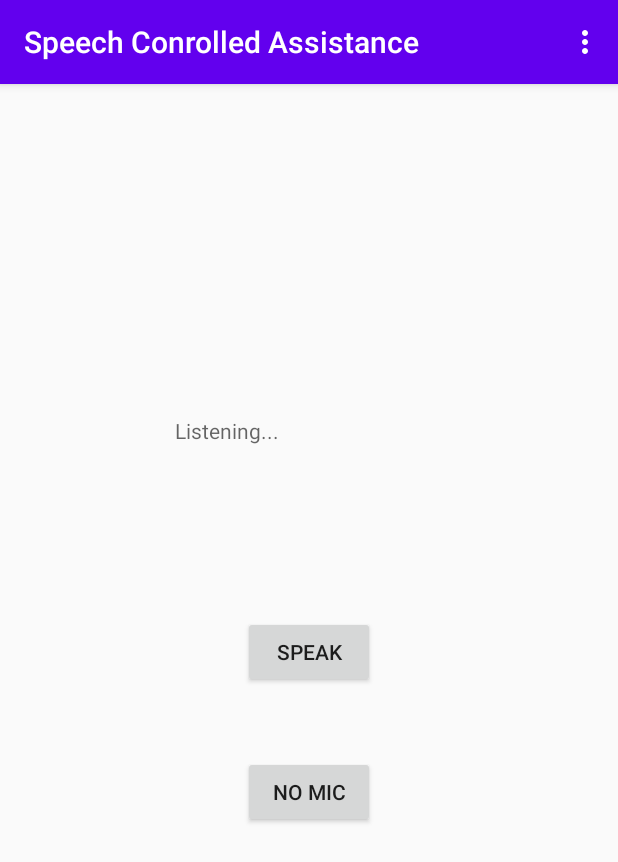
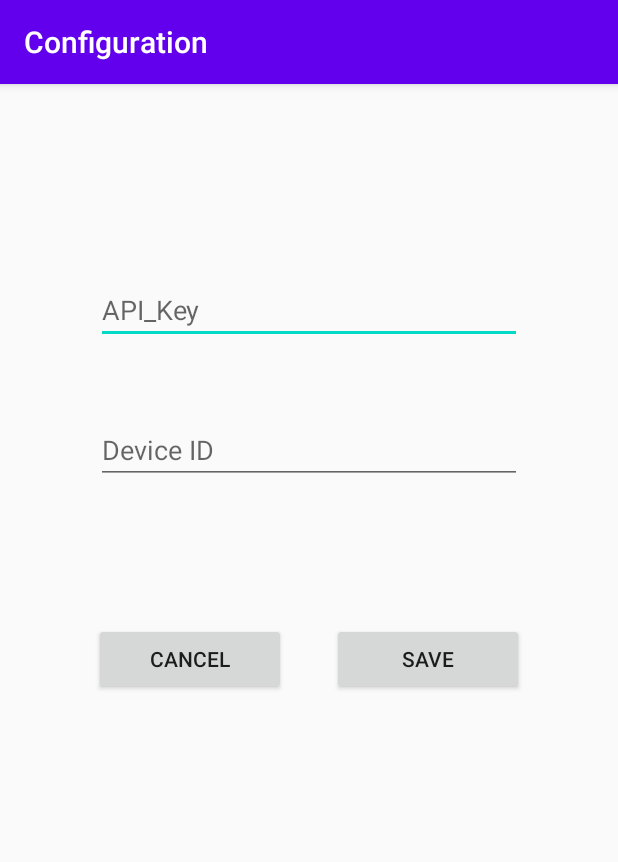
Before and after one commit to ABD-01/Android-Speech-Controlled-Assistance, an Android app: the screen it shows after launch (MainActivity before the commit, ConfigureActivity after it), in the options menu, after a tap on "Configure", on a phone screen of 412 x 824 dp. Shown: the top 862 px of the screen. Run offline under Robolectric (Android 15) with nearby library versions, the phone set to English and light mode, and no system bars.

Commit message:
Added Configure Activity For adding and updating API_KEY and Device ID 	modified:   app/src/main/AndroidManifest.xml 	new file:   app/src/main/java/com/example/speechconrolledassistance/ConfigureActivity.java 	modified:   app/src/main/java/com/example/speechconrolledassistance/MainActivity.java 	new file:   app/src/main/res/layout/activity_configure.xml

```diff
--- a/app/src/main/AndroidManifest.xml
+++ b/app/src/main/AndroidManifest.xml
@@ -9,6 +9,10 @@
         android:roundIcon="@mipmap/ic_launcher_round"
         android:supportsRtl="true"
         android:theme="@style/AppTheme">
+        <activity
+            android:name=".ConfigureActivity"
+            android:label="Configuration">
+        </activity>
         <activity android:name=".MainActivity">
             <intent-filter>
                 <action android:name="android.intent.action.MAIN" />
--- /dev/null
+++ b/app/src/main/java/com/example/speechconrolledassistance/ConfigureActivity.java
@@ -0,0 +1,76 @@
+package com.example.speechconrolledassistance;
+
+import android.content.SharedPreferences;
+import android.os.Bundle;
+import android.text.TextUtils;
+import android.view.View;
+import android.widget.Button;
+import android.widget.EditText;
+import android.widget.Toast;
+
+import androidx.appcompat.app.AppCompatActivity;
+
+public class ConfigureActivity extends AppCompatActivity {
+
+    public static final String SHARED_PREFS = "sharedConfig";
+    public static final String APIKEY = "API_KEY";
+    public static final String DEVICEID = "DeviceID";
+
+    EditText apiKey;
+    EditText deviceId;
+    Button save;
+    Button cancel;
+
+    @Override
+    protected void onCreate(Bundle savedInstanceState) {
+        super.onCreate(savedInstanceState);
+        setContentView(R.layout.activity_configure);
+        apiKey = findViewById(R.id.apikey);
+        deviceId = findViewById(R.id.deviceid);
+        save = findViewById(R.id.saveconfig);
+        cancel = findViewById(R.id.cancel);
+
+        loadData();
+
+        save.setOnClickListener(new View.OnClickListener() {
+            @Override
+            public void onClick(View view) {
+                if (TextUtils.isEmpty(apiKey.getText().toString())) {
+                    apiKey.setError("API_KEY field cannot be Empty");
+                    return;
+                }
+                if (TextUtils.isEmpty(deviceId.getText().toString())) {
+                    deviceId.setError("Device ID field cannot be Empty");
+                    return;
+                }
+                saveData();
+            }
+        });
+        cancel.setOnClickListener(new View.OnClickListener() {
+            @Override
+            public void onClick(View view) {
+                finish();
+            }
+        });
+    }
+
+    private void saveData() {
+        SharedPreferences sharedPreferences = getSharedPreferences(SHARED_PREFS, MODE_PRIVATE);
+        SharedPreferences.Editor editor = sharedPreferences.edit();
+
+        editor.putString(APIKEY, apiKey.getText().toString());
+        editor.putString(DEVICEID, deviceId.getText().toString());
+        editor.apply();
+
+        Toast.makeText(this, "Configuration Updated", Toast.LENGTH_LONG).show();
+//	ref: https://gist.github.com/codinginflow/b4f4c0cb30dbc135129c89fa13c184a1
+    }
+
+    public void loadData() {
+        SharedPreferences sharedPreferences = getSharedPreferences(SHARED_PREFS, MODE_PRIVATE);
+        String api = sharedPreferences.getString(APIKEY, "");
+        String id = sharedPreferences.getString(DEVICEID, "");
+        apiKey.setText(api);
+        deviceId.setText(id);
+    }
+}
--- a/app/src/main/java/com/example/speechconrolledassistance/MainActivity.java
+++ b/app/src/main/java/com/example/speechconrolledassistance/MainActivity.java
@@ -36,6 +36,7 @@ public class MainActivity extends AppCompatActivity {
     protected void onCreate(Bundle savedInstanceState) {
         super.onCreate(savedInstanceState);
         setContentView(R.layout.activity_main);
+        About.show(this);
 
         final TextToSpeech textToSpeech = new TextToSpeech(this, new TextToSpeech.OnInitListener() {
             @Override
@@ -52,11 +53,6 @@ public class MainActivity extends AppCompatActivity {
         recoText = findViewById(R.id.recoText);
         button = findViewById((R.id.speak));
 
-
-        final Intent intent = new Intent(RecognizerIntent.ACTION_RECOGNIZE_SPEECH);
-        intent.putExtra(RecognizerIntent.EXTRA_LANGUAGE_MODEL, RecognizerIntent.LANGUAGE_MODEL_FREE_FORM);
-        intent.putExtra(RecognizerIntent.EXTRA_LANGUAGE, Locale.getDefault());
-
         button.setOnClickListener(new View.OnClickListener() {
             @Override
             public void onClick(View view) {
@@ -68,7 +64,11 @@ public class MainActivity extends AppCompatActivity {
                 } catch (InterruptedException e) {
                     e.printStackTrace();
                 }
+                Intent intent = new Intent(RecognizerIntent.ACTION_RECOGNIZE_SPEECH);
+                intent.putExtra(RecognizerIntent.EXTRA_LANGUAGE_MODEL, RecognizerIntent.LANGUAGE_MODEL_FREE_FORM);
+                intent.putExtra(RecognizerIntent.EXTRA_LANGUAGE, Locale.getDefault());
                 startActivityForResult(intent, 10);
+//                ref: https://github.com/AnasAlmasri/VoiceRecognitionCalculator/blob/master/app/src/main/java/com/anas/voicerecognitioncalculator/MainActivity.java
             }
         });
 
@@ -85,6 +85,7 @@ public class MainActivity extends AppCompatActivity {
                 ArrayList<String> result = data.getStringArrayListExtra(RecognizerIntent.EXTRA_RESULTS);
                 assert result != null;
                 recoText.setText(result.get(0));
+
             }
         }
     }
@@ -113,8 +114,9 @@ public class MainActivity extends AppCompatActivity {
     }
 
     public void configure(MenuItem item) {
-        Log.d(LOG_TAG, "Implement Configure");
-
+        Log.d(LOG_TAG, "Configuring");
+        Intent intent = new Intent(this, ConfigureActivity.class);
+        startActivity(intent);
     }
 
     public void showAbout(MenuItem item) {
--- /dev/null
+++ b/app/src/main/res/layout/activity_configure.xml
@@ -0,0 +1,64 @@
+<?xml version="1.0" encoding="utf-8"?>
+<androidx.constraintlayout.widget.ConstraintLayout xmlns:android="http://schemas.android.com/apk/res/android"
+    xmlns:app="http://schemas.android.com/apk/res-auto"
+    xmlns:tools="http://schemas.android.com/tools"
+    android:layout_width="match_parent"
+    android:layout_height="match_parent"
+    tools:context=".ConfigureActivity">
+
+    <EditText
+        android:id="@+id/apikey"
+        android:layout_width="0dp"
+        android:layout_height="wrap_content"
+        android:layout_marginStart="64dp"
+        android:layout_marginTop="128dp"
+        android:layout_marginEnd="64dp"
+        android:hint="API_Key"
+        android:inputType="textPassword"
+        android:selectAllOnFocus="true"
+        app:layout_constraintEnd_toEndOf="parent"
+        app:layout_constraintHorizontal_bias="0.0"
+        app:layout_constraintStart_toStartOf="parent"
+        app:layout_constraintTop_toTopOf="parent" />
+
+    <EditText
+        android:id="@+id/deviceid"
+        android:layout_width="0dp"
+        android:layout_height="wrap_content"
+        android:layout_marginStart="64dp"
+        android:layout_marginTop="48dp"
+        android:layout_marginEnd="64dp"
+        android:hint="Device ID"
+        android:selectAllOnFocus="true"
+        app:layout_constraintEnd_toEndOf="parent"
+        app:layout_constraintStart_toStartOf="parent"
+        app:layout_constraintTop_toBottomOf="@+id/apikey" />
+
+    <Button
+        android:id="@+id/saveconfig"
+        android:layout_width="128dp"
+        android:layout_height="wrap_content"
+        android:layout_marginEnd="32dp"
+        android:text="Save"
+        app:layout_constraintBottom_toBottomOf="parent"
+        app:layout_constraintEnd_toEndOf="parent"
+        app:layout_constraintHorizontal_bias="0.5"
+        app:layout_constraintStart_toEndOf="@+id/cancel"
+        app:layout_constraintTop_toTopOf="parent"
+        app:layout_constraintVertical_bias="0.499" />
+
+    <Button
+        android:id="@+id/cancel"
+        android:layout_width="128dp"
+        android:layout_height="wrap_content"
+        android:layout_marginStart="32dp"
+        android:text="Cancel"
+        app:layout_constraintBottom_toBottomOf="parent"
+        app:layout_constraintEnd_toStartOf="@+id/saveconfig"
+        app:layout_constraintHorizontal_bias="0.5"
+        app:layout_constraintStart_toStartOf="parent"
+        app:layout_constraintTop_toTopOf="parent"
+        app:layout_constraintVertical_bias="0.499" />
+
+
+</androidx.constraintlayout.widget.ConstraintLayout>
```
